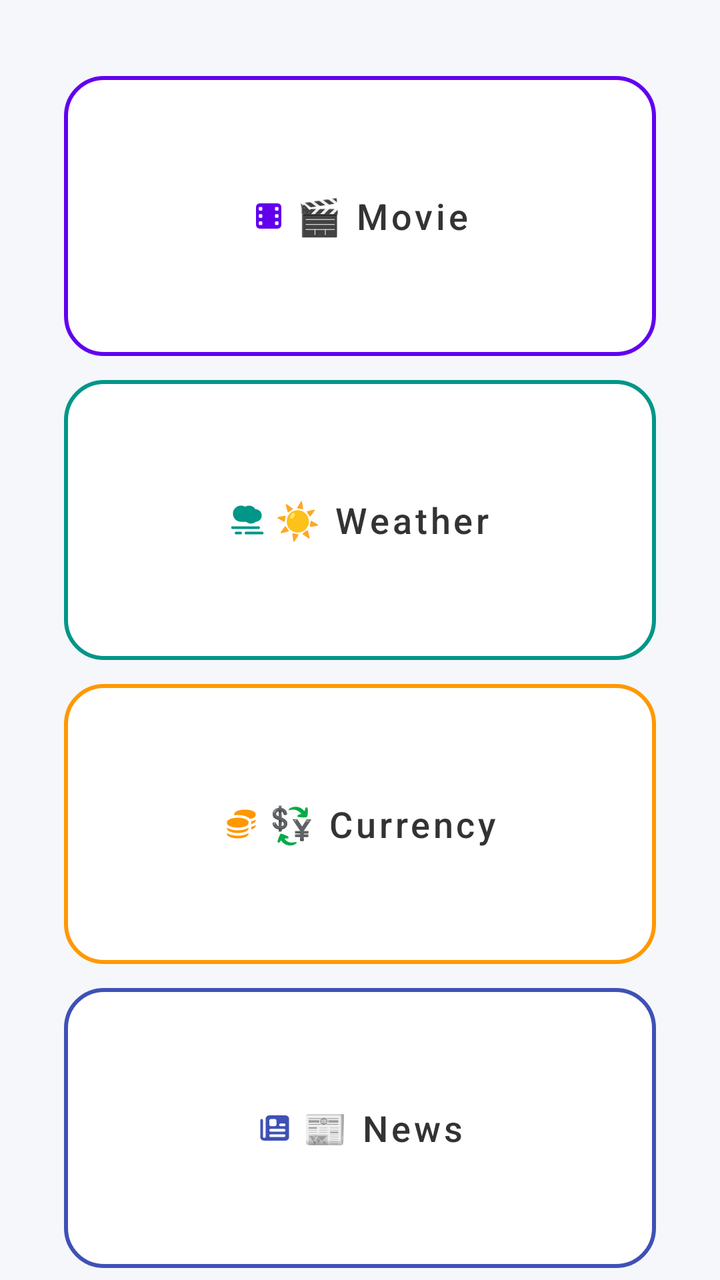
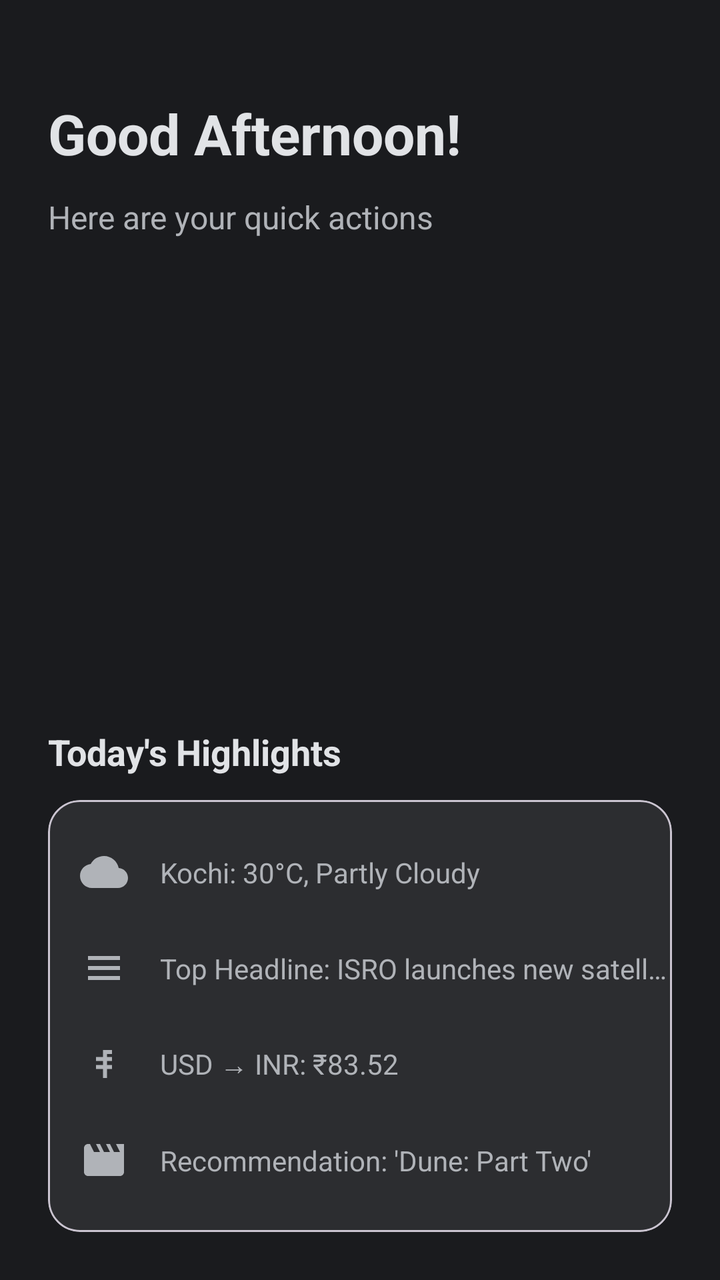

Compare the two renders of this Android layout. The source of the first and the diff that turns it into the second are given below.
<!-- AndroidManifest.xml: application theme Theme.Bruh -->
<!-- res/layout/activity_home.xml -->
<?xml version="1.0" encoding="utf-8"?>
<androidx.constraintlayout.widget.ConstraintLayout xmlns:android="http://schemas.android.com/apk/res/android"
    xmlns:app="http://schemas.android.com/apk/res-auto"
    xmlns:tools="http://schemas.android.com/tools"
    android:id="@+id/weather"
    android:layout_width="match_parent"
    android:layout_height="match_parent"
    android:background="#F5F7FA"
    tools:context=".HomeActivity">

    
    <com.google.android.material.button.MaterialButton
        android:id="@+id/movie_btn"
        style="@style/Widget.MaterialComponents.Button.OutlinedButton"
        android:layout_width="0dp"
        android:layout_height="0dp"
        android:text="🎬 Movie"
        android:textAllCaps="false"
        android:textSize="18sp"
        android:backgroundTint="#FFFFFF"
        android:textColor="#333333"
        app:cornerRadius="20dp"
        app:strokeColor="#6200EE"
        app:strokeWidth="2dp"
        android:padding="12dp"
        app:icon="@drawable/movie_icon"
        app:iconTint="#6200EE"
        app:iconGravity="textStart"
        app:layout_constraintTop_toTopOf="parent"
        app:layout_constraintStart_toStartOf="parent"
        app:layout_constraintEnd_toEndOf="parent"
        app:layout_constraintBottom_toTopOf="@id/weather_btn"
        app:layout_constraintVertical_chainStyle="spread"
        android:layout_marginHorizontal="32dp"
        android:layout_marginTop="32dp"/>

    
    <com.google.android.material.button.MaterialButton
        android:id="@+id/weather_btn"
        style="@style/Widget.MaterialComponents.Button.OutlinedButton"
        android:layout_width="0dp"
        android:layout_height="0dp"
        android:text="☀️ Weather"
        android:textAllCaps="false"
        android:textSize="18sp"
        android:backgroundTint="#FFFFFF"
        android:textColor="#333333"
        app:cornerRadius="20dp"
        app:strokeColor="#009688"
        app:strokeWidth="2dp"
        android:padding="12dp"
        app:icon="@drawable/weather_icon"
        app:iconTint="#009688"
        app:iconGravity="textStart"
        app:layout_constraintTop_toBottomOf="@id/movie_btn"
        app:layout_constraintStart_toStartOf="parent"
        app:layout_constraintEnd_toEndOf="parent"
        app:layout_constraintBottom_toTopOf="@id/currency_btn"
        android:layout_marginHorizontal="32dp"/>

    
    <com.google.android.material.button.MaterialButton
        android:id="@+id/currency_btn"
        style="@style/Widget.MaterialComponents.Button.OutlinedButton"
        android:layout_width="0dp"
        android:layout_height="0dp"
        android:text="💱 Currency"
        android:textAllCaps="false"
        android:textSize="18sp"
        android:backgroundTint="#FFFFFF"
        android:textColor="#333333"
        app:cornerRadius="20dp"
        app:strokeColor="#FF9800"
        app:strokeWidth="2dp"
        android:padding="12dp"
        app:icon="@drawable/currency_icon"
        app:iconTint="#FF9800"
        app:iconGravity="textStart"
        app:layout_constraintTop_toBottomOf="@id/weather_btn"
        app:layout_constraintStart_toStartOf="parent"
        app:layout_constraintEnd_toEndOf="parent"
        app:layout_constraintBottom_toTopOf="@id/news_btn"
        android:layout_marginHorizontal="32dp"/>

    
    <com.google.android.material.button.MaterialButton
        android:id="@+id/news_btn"
        style="@style/Widget.MaterialComponents.Button.OutlinedButton"
        android:layout_width="0dp"
        android:layout_height="0dp"
        android:text="📰 News"
        android:textAllCaps="false"
        android:textSize="18sp"
        android:backgroundTint="#FFFFFF"
        android:textColor="#333333"
        app:cornerRadius="20dp"
        app:strokeColor="#3F51B5"
        app:strokeWidth="2dp"
        android:padding="12dp"
        app:icon="@drawable/news_icon"
        app:iconTint="#3F51B5"
        app:iconGravity="textStart"
        app:layout_constraintTop_toBottomOf="@id/currency_btn"
        app:layout_constraintStart_toStartOf="parent"
        app:layout_constraintEnd_toEndOf="parent"
        app:layout_constraintBottom_toBottomOf="parent"
        android:layout_marginHorizontal="32dp"/>

</androidx.constraintlayout.widget.ConstraintLayout>
<!-- resources referenced by this layout -->
<resources>
  <!-- drawable currency_icon (drawable) -->
  <vector xmlns:android="http://schemas.android.com/apk/res/android"
      android:width="640dp"
      android:height="640dp"
      android:viewportWidth="640"
      android:viewportHeight="640">
    <path
        android:fillColor="#FF000000"
        android:pathData="M192,160L192,144C192,99.8 278,64 384,64C490,64 576,99.8 576,144L576,160C576,190.6 534.7,217.2 474,230.7C471.6,227.9 469.1,225.2 466.6,222.7C451.1,207.4 431.1,195.8 410.2,187.2C368.3,169.7 313.7,160.1 256,160.1C234.1,160.1 212.7,161.5 192.2,164.2C192,162.9 192,161.5 192,160.1zM496,417L496,370.8C511.1,366.9 525.3,362.3 538.2,356.9C551.4,351.4 564.3,344.7 576,336.6L576,352C576,378.8 544.5,402.5 496,417zM496,321L496,288C496,283.5 495.6,279.2 495,275C510.5,271.1 525,266.4 538.2,260.8C551.4,255.2 564.3,248.6 576,240.5L576,255.9C576,282.7 544.5,306.4 496,320.9zM64,304L64,288C64,243.8 150,208 256,208C362,208 448,243.8 448,288L448,304C448,348.2 362,384 256,384C150,384 64,348.2 64,304zM448,400C448,444.2 362,480 256,480C150,480 64,444.2 64,400L64,384.6C75.6,392.7 88.5,399.3 101.8,404.9C143.7,422.4 198.3,432 256,432C313.7,432 368.3,422.3 410.2,404.9C423.4,399.4 436.3,392.7 448,384.6L448,400zM448,480.6L448,496C448,540.2 362,576 256,576C150,576 64,540.2 64,496L64,480.6C75.6,488.7 88.5,495.3 101.8,500.9C143.7,518.4 198.3,528 256,528C313.7,528 368.3,518.3 410.2,500.9C423.4,495.4 436.3,488.7 448,480.6z"/>
  </vector>
  <!-- drawable movie_icon (drawable) -->
  <vector xmlns:android="http://schemas.android.com/apk/res/android"
      android:width="640dp"
      android:height="640dp"
      android:viewportWidth="640"
      android:viewportHeight="640">
    <path
        android:fillColor="#FF000000"
        android:pathData="M96,160C96,124.7 124.7,96 160,96L480,96C515.3,96 544,124.7 544,160L544,480C544,515.3 515.3,544 480,544L160,544C124.7,544 96,515.3 96,480L96,160zM144,432L144,464C144,472.8 151.2,480 160,480L192,480C200.8,480 208,472.8 208,464L208,432C208,423.2 200.8,416 192,416L160,416C151.2,416 144,423.2 144,432zM448,416C439.2,416 432,423.2 432,432L432,464C432,472.8 439.2,480 448,480L480,480C488.8,480 496,472.8 496,464L496,432C496,423.2 488.8,416 480,416L448,416zM144,304L144,336C144,344.8 151.2,352 160,352L192,352C200.8,352 208,344.8 208,336L208,304C208,295.2 200.8,288 192,288L160,288C151.2,288 144,295.2 144,304zM448,288C439.2,288 432,295.2 432,304L432,336C432,344.8 439.2,352 448,352L480,352C488.8,352 496,344.8 496,336L496,304C496,295.2 488.8,288 480,288L448,288zM144,176L144,208C144,216.8 151.2,224 160,224L192,224C200.8,224 208,216.8 208,208L208,176C208,167.2 200.8,160 192,160L160,160C151.2,160 144,167.2 144,176zM448,160C439.2,160 432,167.2 432,176L432,208C432,216.8 439.2,224 448,224L480,224C488.8,224 496,216.8 496,208L496,176C496,167.2 488.8,160 480,160L448,160z"/>
  </vector>
  <!-- drawable news_icon (drawable) -->
  <vector xmlns:android="http://schemas.android.com/apk/res/android"
      android:width="640dp"
      android:height="640dp"
      android:viewportWidth="640"
      android:viewportHeight="640">
    <path
        android:fillColor="#FF000000"
        android:pathData="M64,480L64,184C64,170.7 74.7,160 88,160C101.3,160 112,170.7 112,184L112,472C112,485.3 122.7,496 136,496C149.3,496 160,485.3 160,472L160,160C160,124.7 188.7,96 224,96L512,96C547.3,96 576,124.7 576,160L576,480C576,515.3 547.3,544 512,544L128,544C92.7,544 64,515.3 64,480zM224,192L224,256C224,273.7 238.3,288 256,288L320,288C337.7,288 352,273.7 352,256L352,192C352,174.3 337.7,160 320,160L256,160C238.3,160 224,174.3 224,192zM248,432C234.7,432 224,442.7 224,456C224,469.3 234.7,480 248,480L488,480C501.3,480 512,469.3 512,456C512,442.7 501.3,432 488,432L248,432zM224,360C224,373.3 234.7,384 248,384L488,384C501.3,384 512,373.3 512,360C512,346.7 501.3,336 488,336L248,336C234.7,336 224,346.7 224,360zM424,240C410.7,240 400,250.7 400,264C400,277.3 410.7,288 424,288L488,288C501.3,288 512,277.3 512,264C512,250.7 501.3,240 488,240L424,240z"/>
  </vector>
  <!-- drawable weather_icon (drawable) -->
  <vector xmlns:android="http://schemas.android.com/apk/res/android"
      android:width="640dp"
      android:height="640dp"
      android:viewportWidth="640"
      android:viewportHeight="640">
    <path
        android:fillColor="#FF000000"
        android:pathData="M208,352C128.5,352 64,287.5 64,208C64,128.5 128.5,64 208,64C235.2,64 260.6,71.5 282.3,84.6C302.4,71.6 326.3,64 352,64C399.4,64 440.7,89.7 462.9,128L464,128C525.9,128 576,178.1 576,240C576,300.3 528.4,349.4 468.8,351.9C446.2,371.9 416.5,384 384,384C351.5,384 321.9,371.9 299.3,352L208,352zM544,456C544,469.3 533.3,480 520,480L56,480C42.7,480 32,469.3 32,456C32,442.7 42.7,432 56,432L520,432C533.3,432 544,442.7 544,456zM120,528L200,528C213.3,528 224,538.7 224,552C224,565.3 213.3,576 200,576L120,576C106.7,576 96,565.3 96,552C96,538.7 106.7,528 120,528zM296,528L584,528C597.3,528 608,538.7 608,552C608,565.3 597.3,576 584,576L296,576C282.7,576 272,565.3 272,552C272,538.7 282.7,528 296,528z"/>
  </vector>
  <!-- unchanged entries left out for length: 2 -->
</resources>

<!-- the commit's change to res/layout/activity_home.xml (unified diff, before → after) -->
@@ -2,108 +2,220 @@
 <androidx.constraintlayout.widget.ConstraintLayout xmlns:android="http://schemas.android.com/apk/res/android"
     xmlns:app="http://schemas.android.com/apk/res-auto"
     xmlns:tools="http://schemas.android.com/tools"
-    android:id="@+id/weather"
     android:layout_width="match_parent"
     android:layout_height="match_parent"
-    android:background="#F5F7FA"
+    android:background="@color/dark_theme_background"
     tools:context=".HomeActivity">
 
     
-    <com.google.android.material.button.MaterialButton
-        android:id="@+id/movie_btn"
-        style="@style/Widget.MaterialComponents.Button.OutlinedButton"
+    <TextView
+        android:id="@+id/greeting_text"
         android:layout_width="0dp"
-        android:layout_height="0dp"
-        android:text="🎬 Movie"
-        android:textAllCaps="false"
+        android:layout_height="wrap_content"
+        android:layout_marginStart="24dp"
+        android:layout_marginTop="48dp"
+        android:layout_marginEnd="24dp"
+        android:text="Good Afternoon!"
+        android:textColor="@color/dark_theme_text_primary"
+        android:textSize="28sp"
+        android:textStyle="bold"
+        app:layout_constraintBottom_toTopOf="@id/sub_greeting_text"
+        app:layout_constraintEnd_toEndOf="parent"
+        app:layout_constraintStart_toStartOf="parent"
+        app:layout_constraintTop_toTopOf="parent"
+        app:layout_constraintVertical_chainStyle="spread_inside" />
+
+    <TextView
+        android:id="@+id/sub_greeting_text"
+        android:layout_width="0dp"
+        android:layout_height="wrap_content"
+        android:text="Here are your quick actions"
+        android:textColor="@color/dark_theme_text_secondary"
+        android:textSize="16sp"
+        app:layout_constraintBottom_toTopOf="@id/carousel_recycler_view"
+        app:layout_constraintEnd_toEndOf="@id/greeting_text"
+        app:layout_constraintStart_toStartOf="@id/greeting_text"
+        app:layout_constraintTop_toBottomOf="@id/greeting_text" />
+
+    
+    <androidx.recyclerview.widget.RecyclerView
+        android:id="@+id/carousel_recycler_view"
+        android:layout_width="match_parent"
+        android:layout_height="220dp"
+        android:clipToPadding="false"
+        android:paddingHorizontal="16dp"
+        app:layout_constraintBottom_toTopOf="@id/highlights_header"
+        app:layout_constraintEnd_toEndOf="parent"
+        app:layout_constraintStart_toStartOf="parent"
+        app:layout_constraintTop_toBottomOf="@id/sub_greeting_text"
+        tools:listitem="@layout/carousel_item_layout" />
+
+    
+    <TextView
+        android:id="@+id/highlights_header"
+        android:layout_width="wrap_content"
+        android:layout_height="wrap_content"
+        android:text="Today's Highlights"
+        android:textColor="@color/dark_theme_text_primary"
         android:textSize="18sp"
-        android:backgroundTint="#FFFFFF"
-        android:textColor="#333333"
-        app:cornerRadius="20dp"
-        app:strokeColor="#6200EE"
-        app:strokeWidth="2dp"
-        android:padding="12dp"
-        app:icon="@drawable/movie_icon"
-        app:iconTint="#6200EE"
-        app:iconGravity="textStart"
-        app:layout_constraintTop_toTopOf="parent"
-        app:layout_constraintStart_toStartOf="parent"
-        app:layout_constraintEnd_toEndOf="parent"
-        app:layout_constraintBottom_toTopOf="@id/weather_btn"
-        app:layout_constraintVertical_chainStyle="spread"
-        android:layout_marginHorizontal="32dp"
-        android:layout_marginTop="32dp"/>
-
-    
-    <com.google.android.material.button.MaterialButton
-        android:id="@+id/weather_btn"
-        style="@style/Widget.MaterialComponents.Button.OutlinedButton"
+        android:textStyle="bold"
+        app:layout_constraintBottom_toTopOf="@id/highlights_card"
+        app:layout_constraintStart_toStartOf="@id/greeting_text"
+        app:layout_constraintTop_toBottomOf="@id/carousel_recycler_view" />
+
+    <com.google.android.material.card.MaterialCardView
+        android:id="@+id/highlights_card"
         android:layout_width="0dp"
-        android:layout_height="0dp"
-        android:text="☀️ Weather"
-        android:textAllCaps="false"
-        android:textSize="18sp"
-        android:backgroundTint="#FFFFFF"
-        android:textColor="#333333"
-        app:cornerRadius="20dp"
-        app:strokeColor="#009688"
-        app:strokeWidth="2dp"
-        android:padding="12dp"
-        app:icon="@drawable/weather_icon"
-        app:iconTint="#009688"
-        app:iconGravity="textStart"
-        app:layout_constraintTop_toBottomOf="@id/movie_btn"
-        app:layout_constraintStart_toStartOf="parent"
-        app:layout_constraintEnd_toEndOf="parent"
-        app:layout_constraintBottom_toTopOf="@id/currency_btn"
-        android:layout_marginHorizontal="32dp"/>
-
-    
-    <com.google.android.material.button.MaterialButton
-        android:id="@+id/currency_btn"
-        style="@style/Widget.MaterialComponents.Button.OutlinedButton"
-        android:layout_width="0dp"
-        android:layout_height="0dp"
-        android:text="💱 Currency"
-        android:textAllCaps="false"
-        android:textSize="18sp"
-        android:backgroundTint="#FFFFFF"
-        android:textColor="#333333"
-        app:cornerRadius="20dp"
-        app:strokeColor="#FF9800"
-        app:strokeWidth="2dp"
-        android:padding="12dp"
-        app:icon="@drawable/currency_icon"
-        app:iconTint="#FF9800"
-        app:iconGravity="textStart"
-        app:layout_constraintTop_toBottomOf="@id/weather_btn"
-        app:layout_constraintStart_toStartOf="parent"
-        app:layout_constraintEnd_toEndOf="parent"
-        app:layout_constraintBottom_toTopOf="@id/news_btn"
-        android:layout_marginHorizontal="32dp"/>
-
-    
-    <com.google.android.material.button.MaterialButton
-        android:id="@+id/news_btn"
-        style="@style/Widget.MaterialComponents.Button.OutlinedButton"
-        android:layout_width="0dp"
-        android:layout_height="0dp"
-        android:text="📰 News"
-        android:textAllCaps="false"
-        android:textSize="18sp"
-        android:backgroundTint="#FFFFFF"
-        android:textColor="#333333"
-        app:cornerRadius="20dp"
-        app:strokeColor="#3F51B5"
-        app:strokeWidth="2dp"
-        android:padding="12dp"
-        app:icon="@drawable/news_icon"
-        app:iconTint="#3F51B5"
-        app:iconGravity="textStart"
-        app:layout_constraintTop_toBottomOf="@id/currency_btn"
-        app:layout_constraintStart_toStartOf="parent"
-        app:layout_constraintEnd_toEndOf="parent"
+        android:layout_height="wrap_content"
+        android:layout_marginBottom="24dp"
+        app:cardBackgroundColor="#2C2D30"
+        app:cardCornerRadius="16dp"
+        app:cardElevation="0dp"
         app:layout_constraintBottom_toBottomOf="parent"
-        android:layout_marginHorizontal="32dp"/>
+        app:layout_constraintEnd_toEndOf="@id/greeting_text"
+        app:layout_constraintStart_toStartOf="@id/greeting_text"
+        app:layout_constraintTop_toBottomOf="@id/highlights_header">
+
+        
+        <androidx.constraintlayout.widget.ConstraintLayout
+            android:layout_width="match_parent"
+            android:layout_height="wrap_content"
+            android:paddingVertical="12dp">
+
+            
+            <ImageView
+                android:id="@+id/highlight_weather_icon"
+                android:layout_width="24dp"
+                android:layout_height="24dp"
+                android:layout_marginStart="16dp"
+                android:layout_marginTop="12dp"
+                android:src="@drawable/ic_cloudy"
+                app:tint="@color/dark_theme_text_secondary"
+                app:layout_constraintTop_toTopOf="parent"
+                app:layout_constraintStart_toStartOf="parent"/>
+            <TextView
+                android:id="@+id/highlight_weather_text"
+                android:layout_width="0dp"
+                android:layout_height="wrap_content"
+                android:layout_marginStart="16dp"
+                android:text="Kochi: 30°C, Partly Cloudy"
+                android:textColor="@color/dark_theme_text_secondary"
+                app:layout_constraintStart_toEndOf="@id/highlight_weather_icon"
+                app:layout_constraintTop_toTopOf="@id/highlight_weather_icon"
+                app:layout_constraintBottom_toBottomOf="@id/highlight_weather_icon"
+                app:layout_constraintEnd_toEndOf="parent"/>
+
+            
+            <ImageView
+                android:id="@+id/highlight_news_icon"
+                android:layout_width="24dp"
+                android:layout_height="24dp"
+                android:layout_marginTop="24dp"
+                android:src="@drawable/ic_news"
+                app:tint="@color/dark_theme_text_secondary"
+                app:layout_constraintTop_toBottomOf="@id/highlight_weather_icon"
+                app:layout_constraintStart_toStartOf="@id/highlight_weather_icon"/>
+            <TextView
+                android:id="@+id/highlight_news_text"
+                android:layout_width="0dp"
+                android:layout_height="wrap_content"
+                android:layout_marginStart="16dp"
+                android:text="Top Headline: ISRO launches new satellite..."
+                android:textColor="@color/dark_theme_text_secondary"
+                android:maxLines="1"
+                android:ellipsize="end"
+                app:layout_constraintStart_toEndOf="@id/highlight_news_icon"
+                app:layout_constraintTop_toTopOf="@id/highlight_news_icon"
+                app:layout_constraintBottom_toBottomOf="@id/highlight_news_icon"
+                app:layout_constraintEnd_toEndOf="parent"/>
+
+            
+            <ImageView
+                android:id="@+id/highlight_currency_icon"
+                android:layout_width="24dp"
+                android:layout_height="24dp"
+                android:layout_marginTop="24dp"
+                android:src="@drawable/ic_currency_rupee"
+                app:tint="@color/dark_theme_text_secondary"
+                app:layout_constraintTop_toBottomOf="@id/highlight_news_icon"
+                app:layout_constraintStart_toStartOf="@id/highlight_weather_icon"/>
+            <TextView
+                android:id="@+id/highlight_currency_text"
+                android:layout_width="0dp"
+                android:layout_height="wrap_content"
+                android:layout_marginStart="16dp"
+                android:text="USD → INR: ₹83.52"
+                android:textColor="@color/dark_theme_text_secondary"
+                app:layout_constraintStart_toEndOf="@id/highlight_currency_icon"
+                app:layout_constraintTop_toTopOf="@id/highlight_currency_icon"
+                app:layout_constraintBottom_toBottomOf="@id/highlight_currency_icon"
+                app:layout_constraintEnd_toEndOf="parent"/>
+
+            
+            <ImageView
+                android:id="@+id/highlight_movie_icon"
+                android:layout_width="24dp"
+                android:layout_height="24dp"
+                android:layout_marginTop="24dp"
+                android:layout_marginBottom="12dp"
+                android:src="@drawable/ic_movie_recommendation"
+                app:tint="@color/dark_theme_text_secondary"
+                app:layout_constraintTop_toBottomOf="@id/highlight_currency_icon"
+                app:layout_constraintStart_toStartOf="@id/highlight_weather_icon"
+                app:layout_constraintBottom_toBottomOf="parent"/>
+            <TextView
+                android:id="@+id/highlight_movie_text"
+                android:layout_width="0dp"
+                android:layout_height="wrap_content"
+                android:layout_marginStart="16dp"
+                android:text="Recommendation: 'Dune: Part Two'"
+                android:textColor="@color/dark_theme_text_secondary"
+                android:maxLines="1"
+                android:ellipsize="end"
+                app:layout_constraintStart_toEndOf="@id/highlight_movie_icon"
+                app:layout_constraintTop_toTopOf="@id/highlight_movie_icon"
+                app:layout_constraintBottom_toBottomOf="@id/highlight_movie_icon"
+                app:layout_constraintEnd_toEndOf="parent"/>
+
+        </androidx.constraintlayout.widget.ConstraintLayout>
+    </com.google.android.material.card.MaterialCardView>
 
 </androidx.constraintlayout.widget.ConstraintLayout>
+<!-- res/layout/carousel_item_layout.xml (included above) -->
+<?xml version="1.0" encoding="utf-8"?>
+<com.google.android.material.carousel.MaskableFrameLayout
+    xmlns:android="http://schemas.android.com/apk/res/android"
+    xmlns:app="http://schemas.android.com/apk/res-auto"
+    android:id="@+id/carousel_item_container"
+    android:layout_width="200dp"
+    android:layout_height="280dp"
+    android:layout_marginStart="8dp"
+    android:layout_marginEnd="8dp"
+    android:clickable="true"
+    android:focusable="true"
+    android:foreground="?attr/selectableItemBackground"
+    app:shapeAppearance="?attr/shapeAppearanceCornerExtraLarge">
+
+    <ImageView
+        android:id="@+id/carousel_image_view"
+        android:layout_width="match_parent"
+        android:layout_height="match_parent"
+        android:scaleType="centerCrop"  android:contentDescription="Feature Image"/>
+
+    <View
+        android:layout_width="match_parent"
+        android:layout_height="match_parent"
+        android:background="@drawable/scrim_background" />
+
+    <TextView
+        android:id="@+id/carousel_text_view"
+        android:layout_width="wrap_content"
+        android:layout_height="wrap_content"
+        android:layout_gravity="bottom|start"
+        android:layout_margin="16dp"
+        android:text="Feature Title"
+        android:textAppearance="?attr/textAppearanceTitleMedium"
+        android:textColor="@color/white"
+        android:textStyle="bold" />
+
+</com.google.android.material.carousel.MaskableFrameLayout>
<!-- resource entries referenced after the edit -->
@@ -1,45 +1,58 @@
 <!-- resources referenced by this layout -->
 <resources>
-  <!-- drawable currency_icon (drawable) -->
+  <color name="dark_theme_background">#1A1B1E</color>
+  <color name="dark_theme_text_primary">#E1E3E6</color>
+  <color name="dark_theme_text_secondary">#B0B3B8</color>
+  <color name="white">#FFFFFFFF</color>
+  <!-- drawable ic_cloudy (drawable) -->
   <vector xmlns:android="http://schemas.android.com/apk/res/android"
-      android:width="640dp"
-      android:height="640dp"
-      android:viewportWidth="640"
-      android:viewportHeight="640">
-    <path
-        android:fillColor="#FF000000"
-        android:pathData="M192,160L192,144C192,99.8 278,64 384,64C490,64 576,99.8 576,144L576,160C576,190.6 534.7,217.2 474,230.7C471.6,227.9 469.1,225.2 466.6,222.7C451.1,207.4 431.1,195.8 410.2,187.2C368.3,169.7 313.7,160.1 256,160.1C234.1,160.1 212.7,161.5 192.2,164.2C192,162.9 192,161.5 192,160.1zM496,417L496,370.8C511.1,366.9 525.3,362.3 538.2,356.9C551.4,351.4 564.3,344.7 576,336.6L576,352C576,378.8 544.5,402.5 496,417zM496,321L496,288C496,283.5 495.6,279.2 495,275C510.5,271.1 525,266.4 538.2,260.8C551.4,255.2 564.3,248.6 576,240.5L576,255.9C576,282.7 544.5,306.4 496,320.9zM64,304L64,288C64,243.8 150,208 256,208C362,208 448,243.8 448,288L448,304C448,348.2 362,384 256,384C150,384 64,348.2 64,304zM448,400C448,444.2 362,480 256,480C150,480 64,444.2 64,400L64,384.6C75.6,392.7 88.5,399.3 101.8,404.9C143.7,422.4 198.3,432 256,432C313.7,432 368.3,422.3 410.2,404.9C423.4,399.4 436.3,392.7 448,384.6L448,400zM448,480.6L448,496C448,540.2 362,576 256,576C150,576 64,540.2 64,496L64,480.6C75.6,488.7 88.5,495.3 101.8,500.9C143.7,518.4 198.3,528 256,528C313.7,528 368.3,518.3 410.2,500.9C423.4,495.4 436.3,488.7 448,480.6z"/>
+      android:width="24dp"
+      android:height="24dp"
+      android:viewportWidth="24"
+      android:viewportHeight="24">
+      <path
+          android:fillColor="#B0BEC5"
+          android:pathData="M19.35,10.04C18.67,6.59 15.64,4 12,4 9.11,4 6.6,5.64 5.35,8.04 2.34,8.36 0,10.91 0,14c0,3.31 2.69,6 6,6h13c2.76,0 5,-2.24 5,-5 0,-2.64 -2.05,-4.78 -4.65,-4.96z"/>
   </vector>
-  <!-- drawable movie_icon (drawable) -->
+  <!-- drawable ic_currency_rupee (drawable) -->
   <vector xmlns:android="http://schemas.android.com/apk/res/android"
-      android:width="640dp"
-      android:height="640dp"
-      android:viewportWidth="640"
-      android:viewportHeight="640">
-    <path
-        android:fillColor="#FF000000"
-        android:pathData="M96,160C96,124.7 124.7,96 160,96L480,96C515.3,96 544,124.7 544,160L544,480C544,515.3 515.3,544 480,544L160,544C124.7,544 96,515.3 96,480L96,160zM144,432L144,464C144,472.8 151.2,480 160,480L192,480C200.8,480 208,472.8 208,464L208,432C208,423.2 200.8,416 192,416L160,416C151.2,416 144,423.2 144,432zM448,416C439.2,416 432,423.2 432,432L432,464C432,472.8 439.2,480 448,480L480,480C488.8,480 496,472.8 496,464L496,432C496,423.2 488.8,416 480,416L448,416zM144,304L144,336C144,344.8 151.2,352 160,352L192,352C200.8,352 208,344.8 208,336L208,304C208,295.2 200.8,288 192,288L160,288C151.2,288 144,295.2 144,304zM448,288C439.2,288 432,295.2 432,304L432,336C432,344.8 439.2,352 448,352L480,352C488.8,352 496,344.8 496,336L496,304C496,295.2 488.8,288 480,288L448,288zM144,176L144,208C144,216.8 151.2,224 160,224L192,224C200.8,224 208,216.8 208,208L208,176C208,167.2 200.8,160 192,160L160,160C151.2,160 144,167.2 144,176zM448,160C439.2,160 432,167.2 432,176L432,208C432,216.8 439.2,224 448,224L480,224C488.8,224 496,216.8 496,208L496,176C496,167.2 488.8,160 480,160L448,160z"/>
+      android:width="24dp"
+      android:height="24dp"
+      android:viewportWidth="24"
+      android:viewportHeight="24">
+      <path
+          android:fillColor="#FFFFFFFF"
+          android:pathData="M13.5,8.5H16V10.5H13.5V12.5H16V14.5H13.5V19H11.5V14.5H8V12.5H11.5V10.5H8V8.5H11.5V5H16V7H13.5V8.5Z"/>
   </vector>
-  <!-- drawable news_icon (drawable) -->
+  <!-- drawable ic_movie_recommendation (drawable) -->
   <vector xmlns:android="http://schemas.android.com/apk/res/android"
-      android:width="640dp"
-      android:height="640dp"
-      android:viewportWidth="640"
-      android:viewportHeight="640">
-    <path
-        android:fillColor="#FF000000"
-        android:pathData="M64,480L64,184C64,170.7 74.7,160 88,160C101.3,160 112,170.7 112,184L112,472C112,485.3 122.7,496 136,496C149.3,496 160,485.3 160,472L160,160C160,124.7 188.7,96 224,96L512,96C547.3,96 576,124.7 576,160L576,480C576,515.3 547.3,544 512,544L128,544C92.7,544 64,515.3 64,480zM224,192L224,256C224,273.7 238.3,288 256,288L320,288C337.7,288 352,273.7 352,256L352,192C352,174.3 337.7,160 320,160L256,160C238.3,160 224,174.3 224,192zM248,432C234.7,432 224,442.7 224,456C224,469.3 234.7,480 248,480L488,480C501.3,480 512,469.3 512,456C512,442.7 501.3,432 488,432L248,432zM224,360C224,373.3 234.7,384 248,384L488,384C501.3,384 512,373.3 512,360C512,346.7 501.3,336 488,336L248,336C234.7,336 224,346.7 224,360zM424,240C410.7,240 400,250.7 400,264C400,277.3 410.7,288 424,288L488,288C501.3,288 512,277.3 512,264C512,250.7 501.3,240 488,240L424,240z"/>
+      android:width="24dp"
+      android:height="24dp"
+      android:viewportWidth="24"
+      android:viewportHeight="24">
+      <path
+          android:fillColor="#FFFFFFFF"
+          android:pathData="M18,4l2,4h-3l-2,-4h-2l2,4h-3l-2,-4H8l2,4H7L5,4H4c-1.1,0 -1.99,0.9 -1.99,2L2,18c0,1.1 0.9,2 2,2h16c1.1,0 2,-0.9 2,-2V4h-4z"/>
   </vector>
-  <!-- drawable weather_icon (drawable) -->
+  <!-- drawable ic_news (drawable) -->
   <vector xmlns:android="http://schemas.android.com/apk/res/android"
-      android:width="640dp"
-      android:height="640dp"
-      android:viewportWidth="640"
-      android:viewportHeight="640">
-    <path
-        android:fillColor="#FF000000"
-        android:pathData="M208,352C128.5,352 64,287.5 64,208C64,128.5 128.5,64 208,64C235.2,64 260.6,71.5 282.3,84.6C302.4,71.6 326.3,64 352,64C399.4,64 440.7,89.7 462.9,128L464,128C525.9,128 576,178.1 576,240C576,300.3 528.4,349.4 468.8,351.9C446.2,371.9 416.5,384 384,384C351.5,384 321.9,371.9 299.3,352L208,352zM544,456C544,469.3 533.3,480 520,480L56,480C42.7,480 32,469.3 32,456C32,442.7 42.7,432 56,432L520,432C533.3,432 544,442.7 544,456zM120,528L200,528C213.3,528 224,538.7 224,552C224,565.3 213.3,576 200,576L120,576C106.7,576 96,565.3 96,552C96,538.7 106.7,528 120,528zM296,528L584,528C597.3,528 608,538.7 608,552C608,565.3 597.3,576 584,576L296,576C282.7,576 272,565.3 272,552C272,538.7 282.7,528 296,528z"/>
+      android:width="24dp"
+      android:height="24dp"
+      android:viewportWidth="24"
+      android:viewportHeight="24">
+      <path
+          android:fillColor="#FFFFFFFF"
+          android:pathData="M4,6h16v2H4zM4,11h16v2H4zM4,16h16v2H4z"/>
   </vector>
+  <!-- drawable scrim_background (drawable) -->
+  <?xml version="1.0" encoding="utf-8"?>
+  <shape xmlns:android="http://schemas.android.com/apk/res/android">
+      <gradient
+          android:angle="270"
+          android:startColor="#00000000"
+          android:centerColor="#33000000"
+          android:endColor="#CC000000" />
+  </shape>
   <!-- unchanged entries left out for length: 2 -->
 </resources>
 
